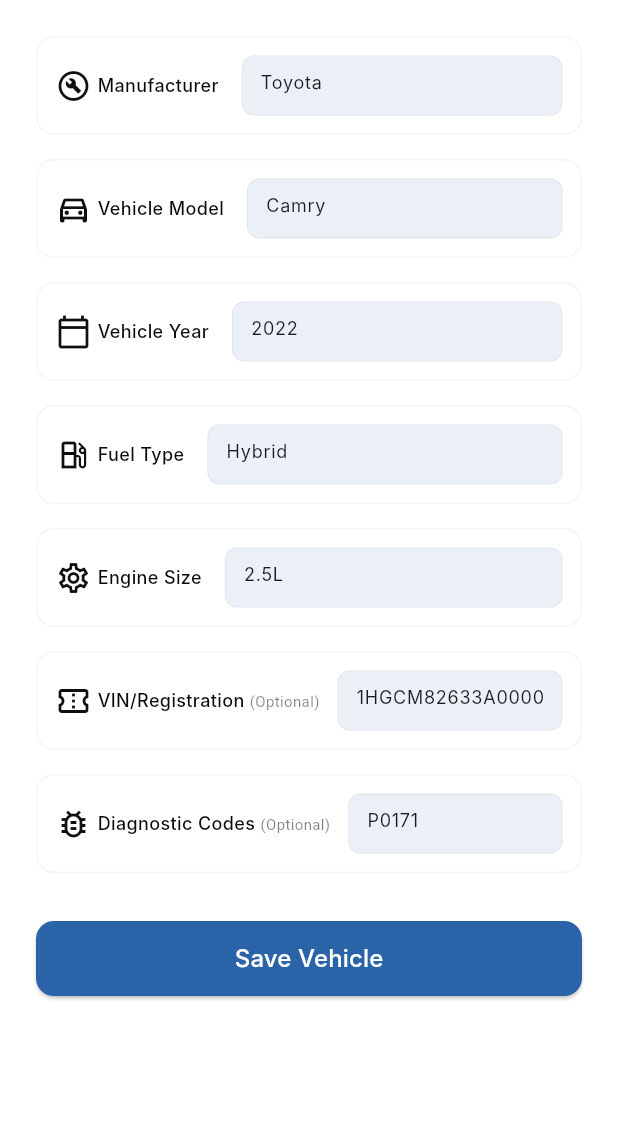
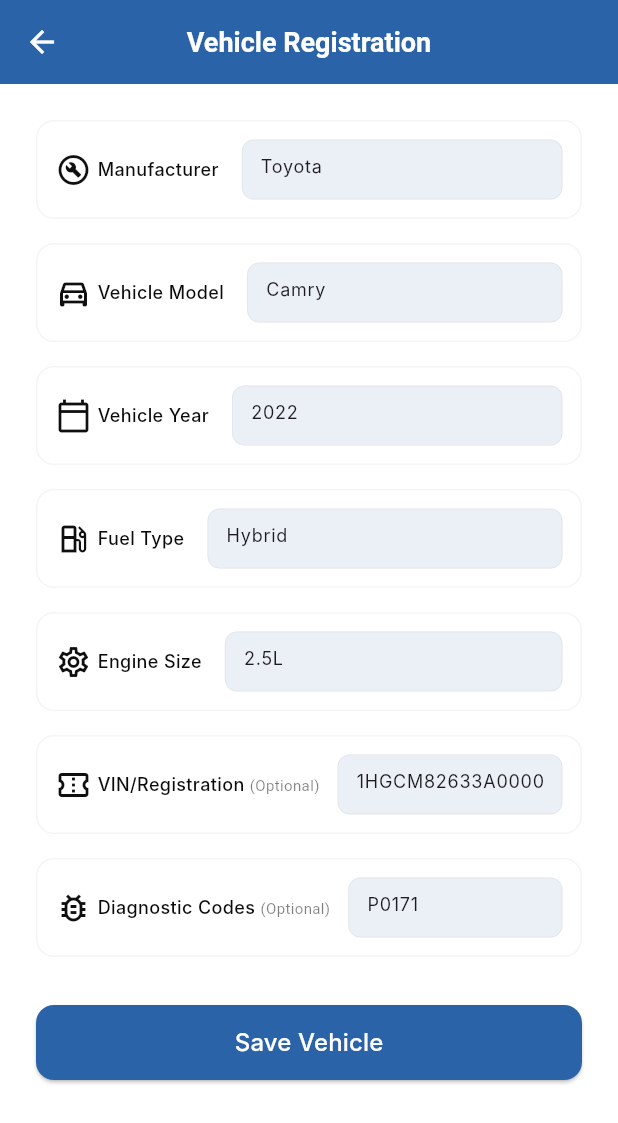
Before and after one commit to Shimulraj0/AI_CAR_MAINTAINANCE, a Flutter app: the VehicleRegistrationView screen opened by its route, on a phone screen of 412 x 824 dp. Shown: the top 1123 px of the screen. Run offline on Flutter 3.47's test engine with Material 3 defaults, Android fonts, the light colour scheme and no system bars; our stand-ins replace flutter_svg, get, image_picker; Roboto replaces fonts that are missing (Archivo, Inter, Sora); project files that could hold a hidden picture were left out.

Commit message:
feat: Add an AppBar to the vehicle registration view and capitalize "Assistant" in the AI chat initial greeting.

```diff
--- a/lib/controllers/ai_chat_controller.dart
+++ b/lib/controllers/ai_chat_controller.dart
@@ -24,7 +24,7 @@
     messages.addAll([
       ChatMessage(
         text:
-            "Hello! I'm your Autointel assistant. How can I help you with your vehicle today?",
+            "Hello! I'm your Autointel Assistant. How can I help you with your vehicle today?",
         isUser: false,
       ),
       ChatMessage(
--- a/lib/views/home/ai_chat_view.dart
+++ b/lib/views/home/ai_chat_view.dart
@@ -15,7 +15,7 @@
       backgroundColor: const Color(0xFFF8FAFC),
       appBar: AppBar(
         title: const Text(
-          'Chat AI',
+          'Chat Bot',
           style: TextStyle(
             color: Colors.white,
             fontSize: 18,
--- a/lib/views/vehicle_registration/vehicle_registration_view.dart
+++ b/lib/views/vehicle_registration/vehicle_registration_view.dart
@@ -1,4 +1,5 @@
 import 'package:flutter/material.dart';
+import 'package:flutter/services.dart';
 import 'package:get/get.dart';
 import '../../controllers/vehicle_registration_controller.dart';
 
@@ -14,6 +15,28 @@
 
     return Scaffold(
       backgroundColor: Colors.white,
+      appBar: AppBar(
+        title: const Text(
+          'Vehicle Registration',
+          style: TextStyle(
+            color: Colors.white,
+            fontSize: 18,
+            fontFamily: 'Archivo',
+            fontWeight: FontWeight.w600,
+          ),
+        ),
+        centerTitle: true,
+        backgroundColor: const Color(0xFF2B63A8),
+        elevation: 0,
+        systemOverlayStyle: const SystemUiOverlayStyle(
+          statusBarColor: Colors.transparent,
+          statusBarIconBrightness: Brightness.light,
+        ),
+        leading: IconButton(
+          icon: const Icon(Icons.arrow_back, color: Colors.white),
+          onPressed: () => Get.back(),
+        ),
+      ),
       body: SafeArea(
         child: SingleChildScrollView(
           padding: const EdgeInsets.all(24.0),
```
